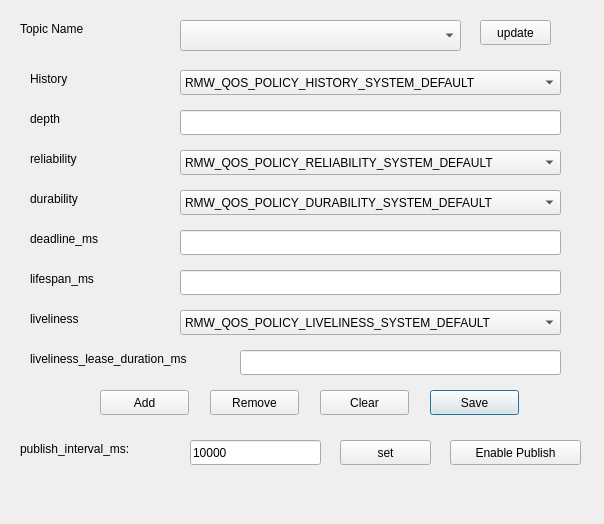
Old version of the form ws/src/ros_qt_sen/src/qos_device_dialog/qosdevicedialog.ui in the repository cocobird231/RV1-gui.
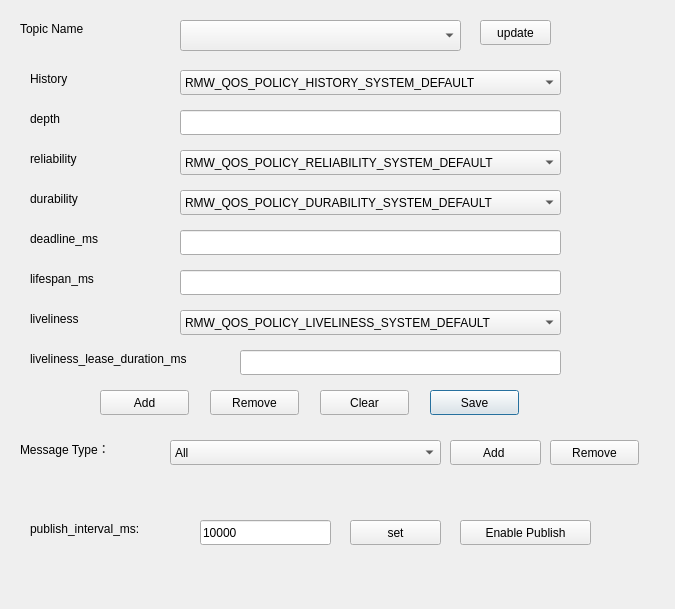
New version of the form.

Commit message: Qos profile setting "add"and "remove"  message type and all

The edit to the form file:
```diff
--- a/ws/src/ros_qt_sen/src/qos_device_dialog/qosdevicedialog.ui
+++ b/ws/src/ros_qt_sen/src/qos_device_dialog/qosdevicedialog.ui
@@ -6,8 +6,8 @@
    <rect>
     <x>0</x>
     <y>0</y>
-    <width>604</width>
-    <height>524</height>
+    <width>675</width>
+    <height>609</height>
    </rect>
   </property>
   <property name="windowTitle">
@@ -373,8 +373,8 @@
   <widget class="QLabel" name="label_10">
    <property name="geometry">
     <rect>
-     <x>20</x>
-     <y>440</y>
+     <x>30</x>
+     <y>520</y>
      <width>151</width>
      <height>17</height>
     </rect>
@@ -386,8 +386,8 @@
   <widget class="QLineEdit" name="lineEdit_5">
    <property name="geometry">
     <rect>
-     <x>190</x>
-     <y>440</y>
+     <x>200</x>
+     <y>520</y>
      <width>131</width>
      <height>25</height>
     </rect>
@@ -399,8 +399,8 @@
   <widget class="QPushButton" name="pushButton_6">
    <property name="geometry">
     <rect>
-     <x>450</x>
-     <y>440</y>
+     <x>460</x>
+     <y>520</y>
      <width>131</width>
      <height>25</height>
     </rect>
@@ -412,8 +412,8 @@
   <widget class="QPushButton" name="pushButton_7">
    <property name="geometry">
     <rect>
-     <x>340</x>
-     <y>440</y>
+     <x>350</x>
+     <y>520</y>
      <width>91</width>
      <height>25</height>
     </rect>
@@ -422,6 +422,105 @@
     <string>set</string>
    </property>
   </widget>
+  <widget class="QLabel" name="label_11">
+   <property name="geometry">
+    <rect>
+     <x>20</x>
+     <y>440</y>
+     <width>111</width>
+     <height>17</height>
+    </rect>
+   </property>
+   <property name="text">
+    <string>Message Type：</string>
+   </property>
+  </widget>
+  <widget class="QComboBox" name="comboBox_6">
+   <property name="geometry">
+    <rect>
+     <x>170</x>
+     <y>440</y>
+     <width>271</width>
+     <height>25</height>
+    </rect>
+   </property>
+   <item>
+    <property name="text">
+     <string>All</string>
+    </property>
+   </item>
+   <item>
+    <property name="text">
+     <string>Distance</string>
+    </property>
+   </item>
+   <item>
+    <property name="text">
+     <string>Environment</string>
+    </property>
+   </item>
+   <item>
+    <property name="text">
+     <string>GPS</string>
+    </property>
+   </item>
+   <item>
+    <property name="text">
+     <string>GroundDetect</string>
+    </property>
+   </item>
+   <item>
+    <property name="text">
+     <string>Image</string>
+    </property>
+   </item>
+   <item>
+    <property name="text">
+     <string>IMU</string>
+    </property>
+   </item>
+   <item>
+    <property name="text">
+     <string>MotorSteering</string>
+    </property>
+   </item>
+   <item>
+    <property name="text">
+     <string>UPS</string>
+    </property>
+   </item>
+   <item>
+    <property name="text">
+     <string>WheelState</string>
+    </property>
+   </item>
+  </widget>
+  <widget class="QPushButton" name="pushButton_8">
+   <property name="geometry">
+    <rect>
+     <x>450</x>
+     <y>440</y>
+     <width>91</width>
+     <height>25</height>
+    </rect>
+   </property>
+   <property name="text">
+    <string>Add </string>
+   </property>
+  </widget>
+  <widget class="QPushButton" name="pushButton_9">
+   <property name="geometry">
+    <rect>
+     <x>550</x>
+     <y>440</y>
+     <width>89</width>
+     <height>25</height>
+    </rect>
+   </property>
+   <property name="text">
+    <string>Remove</string>
+   </property>
+  </widget>
  </widget>
  <resources/>
  <connections/>
```
The commit also changes 6 other files.
